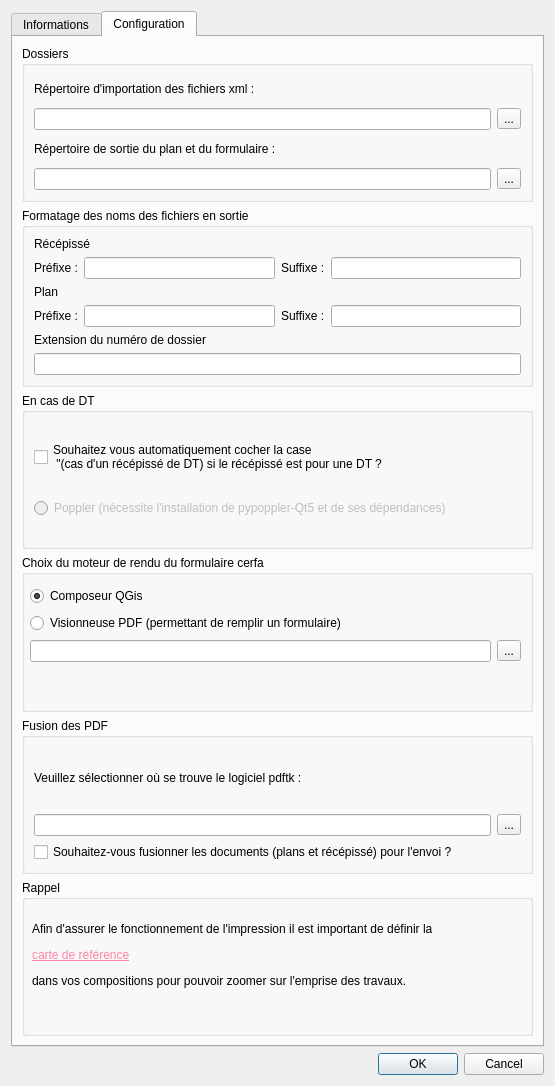
Old version of the form DICT_dialog_config.ui in the repository jmarsac/DICT.
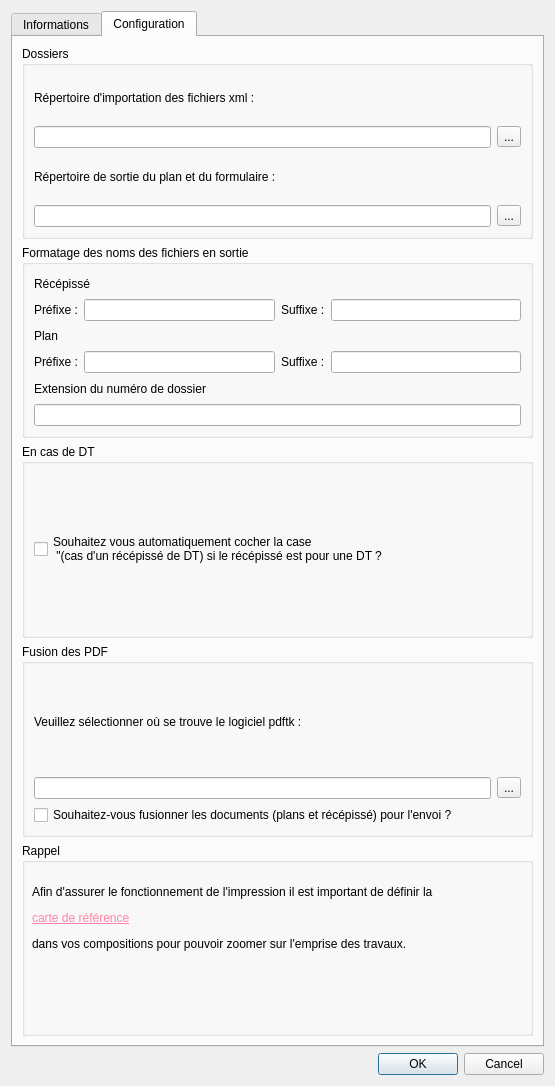
New version of the form.

Commit message:
Use PDF Reader only to fill Cerfa 14435
Remove Poppler and QGIS composer solution because of complexity or PDF final size
Associated settings are no more used.

Thus default operating system PDF Reader is used

The edit to the form file:
```diff
--- a/DICT_dialog_config.ui
+++ b/DICT_dialog_config.ui
@@ -425,65 +425,9 @@
             </property>
            </widget>
           </item>
-          <item>
-           <widget class="QRadioButton" name="radioPoppler">
-            <property name="enabled">
-             <bool>false</bool>
-            </property>
-            <property name="text">
-             <string>Poppler (nécessite l'installation de pypoppler-Qt5 et de ses dépendances)</string>
-            </property>
-           </widget>
-          </item>
          </layout>
         </widget>
        </item>
-       <item>
-        <widget class="QGroupBox" name="groupBox_6">
-         <property name="title">
-          <string>Choix du moteur de rendu du formulaire cerfa</string>
-         </property>
-         <widget class="QWidget" name="layoutWidget">
-          <property name="geometry">
-           <rect>
-            <x>8</x>
-            <y>30</y>
-            <width>491</width>
-            <height>81</height>
-           </rect>
-          </property>
-          <layout class="QGridLayout" name="gridLayout_8">
-           <item row="0" column="0">
-            <widget class="QRadioButton" name="radioQGisComposer">
-             <property name="text">
-              <string>Composeur QGis</string>
-             </property>
-             <property name="checked">
-              <bool>true</bool>
-             </property>
-            </widget>
-           </item>
-           <item row="1" column="0">
-            <widget class="QRadioButton" name="radioPdfReader">
-             <property name="text">
-              <string>Visionneuse PDF (permettant de remplir un formulaire)</string>
-             </property>
-            </widget>
-           </item>
-           <item row="2" column="0">
-            <widget class="QLineEdit" name="configPDFReader"/>
-           </item>
-           <item row="2" column="1">
-            <widget class="QToolButton" name="toolButtonPDFReader">
-             <property name="text">
-              <string>...</string>
-             </property>
-            </widget>
-           </item>
-          </layout>
-         </widget>
-        </widget>
-       </item>
        <item>
         <widget class="QGroupBox" name="groupBox_9">
          <property name="title">
```
The commit also changes 3 other files.
